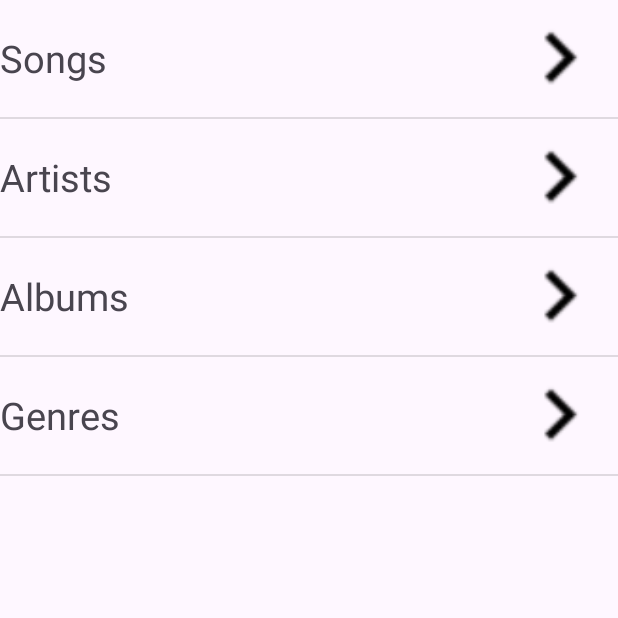
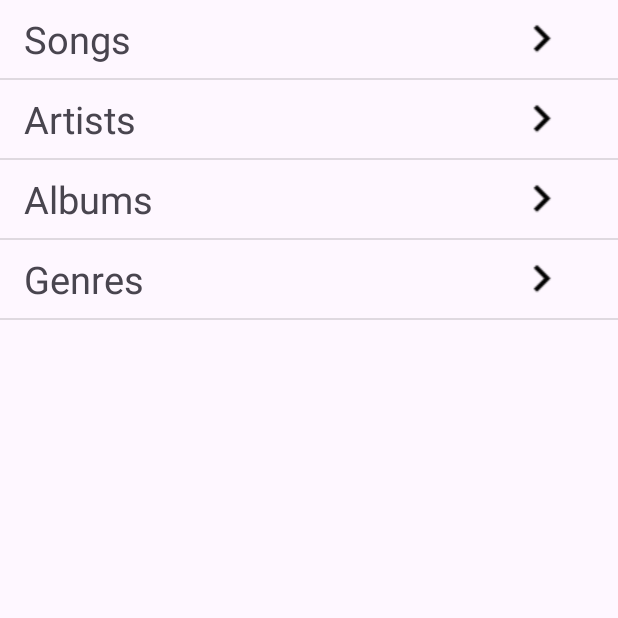
Before and after one commit to agent019/Musical, an Android app: the screen it shows after launch (MainActivity), on a phone screen of 412 x 824 dp, the top half of it. Run offline under Robolectric (Android 15) with nearby library versions, the phone set to English and light mode, and no system bars; our stand-ins replace navigation-ui.

Commit message:
More material design principles for the lists

```diff
--- a/app/src/main/java/com/agent/musical/MainActivity.java
+++ b/app/src/main/java/com/agent/musical/MainActivity.java
@@ -135,16 +135,16 @@ public class MainActivity extends AppCompatActivity /*implements MediaController
             while (musicCursor.moveToNext());
             musicCursor.close();
         }*/
-        songList.add(new Song(1, "Sample song A", "Artist A", 101, "Sample Album A", 1001, "Hip-Hop/Rap", 260));
-        songList.add(new Song(2, "Sample song B", "Artist A", 101, "Sample Album A", 1001, "EDM", 260));
-        songList.add(new Song(3, "Sample song C", "Artist A", 101, "Sample Album B", 1002, "Hip-Hop/Rap", 260));
-        songList.add(new Song(4, "Sample song D", "Artist B", 102, "Sample Album C", 1003, "Hip-Hop/Rap", 260));
-        songList.add(new Song(5, "Sample song E", "Artist B", 102, "Sample Album C", 1003, "Pop", 260));
-        songList.add(new Song(6, "Sample song F", "Artist B", 102, "Sample Album C", 1003, "Pop", 260));
-        songList.add(new Song(7, "Sample song G", "Artist C", 103, "Sample Album D", 1004, "Pop", 260));
-        songList.add(new Song(8, "Sample song H", "Artist D", 104, "Sample Album E", 1005, "Hip-Hop/Rap", 260));
-        songList.add(new Song(9, "Sample song I", "Artist E", 105, "Sample Album E", 1005, "EDM", 260));
-        songList.add(new Song(10, "Sample song J", "Artist E", 105, "Sample Album F", 1006, "EDM", 260));
+        songList.add(new Song(1, "Sample song A", "Artist A", 101, "Sample Album A", 1001, "Hip-Hop/Rap", 260000));
+        songList.add(new Song(2, "Sample song B", "Artist A", 101, "Sample Album A", 1001, "EDM", 260000));
+        songList.add(new Song(3, "Sample song C", "Artist A", 101, "Sample Album B", 1002, "Hip-Hop/Rap", 260000));
+        songList.add(new Song(4, "Sample song D", "Artist B", 102, "Sample Album C", 1003, "Hip-Hop/Rap", 260000));
+        songList.add(new Song(5, "Sample song E", "Artist B", 102, "Sample Album C", 1003, "Pop", 260000));
+        songList.add(new Song(6, "Sample song F", "Artist B", 102, "Sample Album C", 1003, "Pop", 260000));
+        songList.add(new Song(7, "Sample song G", "Artist C", 103, "Sample Album D", 1004, "Pop", 260000));
+        songList.add(new Song(8, "Sample song H", "Artist D", 104, "Sample Album E", 1005, "Hip-Hop/Rap", 260000));
+        songList.add(new Song(9, "Sample song I", "Artist E", 105, "Sample Album E", 1005, "EDM", 260000));
+        songList.add(new Song(10, "Sample song J", "Artist E", 105, "Sample Album F", 1006, "EDM", 260000));
     }
 
     @Override
--- a/app/src/main/java/com/agent/musical/adapter/SongAdapter.java
+++ b/app/src/main/java/com/agent/musical/adapter/SongAdapter.java
@@ -48,12 +48,14 @@ public class SongAdapter extends RecyclerView.Adapter<SongAdapter.SongViewHolder
         private Song song;
         private TextView nameView;
         private TextView artistView;
+        private TextView durationView;
         private ImageView albumView;
 
         public SongViewHolder(View itemView) {
             super(itemView);
             nameView = (TextView) itemView.findViewById(R.id.song_name);
             artistView = (TextView) itemView.findViewById(R.id.song_artist);
+            durationView = (TextView) itemView.findViewById(R.id.song_duration);
             albumView = (ImageView) itemView.findViewById(R.id.album_art);
             itemView.setClickable(true);
             itemView.setOnClickListener(this);
@@ -62,6 +64,7 @@ public class SongAdapter extends RecyclerView.Adapter<SongAdapter.SongViewHolder
         public void setSong(Song song) {
             this.song = song;
             this.nameView.setText(song.getName());
+            this.durationView.setText(song.getDurationAsText(context.getResources().getConfiguration().getLocales().get(0)));
             this.artistView.setText(song.getArtist());
 
             final Uri sArtworkUri = Uri.parse("content://media/external/audio/albumart");
--- a/app/src/main/res/layout/menu_item_view.xml
+++ b/app/src/main/res/layout/menu_item_view.xml
@@ -2,23 +2,28 @@
 <RelativeLayout xmlns:android="http://schemas.android.com/apk/res/android"
     android:orientation="vertical"
     android:layout_width="match_parent"
-    android:layout_height="78dp">
+    android:layout_height="52dp">
 
-    <TextView
-        android:id="@+id/menu_item_text"
-        android:textSize="25sp"
-        android:singleLine="true"
-        android:gravity="center_vertical"
+    <RelativeLayout
         android:layout_width="match_parent"
         android:layout_height="match_parent"
-        android:layout_toStartOf="@+id/right_icon_frame" />
+        android:layout_toStartOf="@+id/right_icon_frame">
+        <TextView
+            android:id="@+id/menu_item_text"
+            android:textSize="25sp"
+            android:singleLine="true"
+            android:gravity="center_vertical"
+            android:layout_width="match_parent"
+            android:layout_height="match_parent"
+            android:layout_marginVertical="8dp"
+            android:layout_marginEnd="16dp"
+            android:layout_marginStart="16dp"/>
+    </RelativeLayout>
 
-    <FrameLayout
+    <RelativeLayout
         android:id="@+id/right_icon_frame"
         android:layout_width="78dp"
         android:layout_height="match_parent"
-        android:layout_alignParentTop="true"
-        android:layout_alignParentRight="true"
         android:layout_alignParentEnd="true">
 
         <ImageView
@@ -26,7 +31,8 @@
             android:contentDescription="@string/right_icon"
             android:layout_width="match_parent"
             android:layout_height="match_parent"
-            android:layout_margin="5dp"
+            android:layout_marginVertical="8dp"
+            android:layout_marginEnd="24dp"
             android:src="@drawable/right"/>
-    </FrameLayout>
+    </RelativeLayout>
 </RelativeLayout>
```
Also changed, not shown: app/src/main/java/com/agent/musical/model/Song.java (+16 -0 lines), app/src/main/res/layout/song_view.xml (+39 -13 lines).
